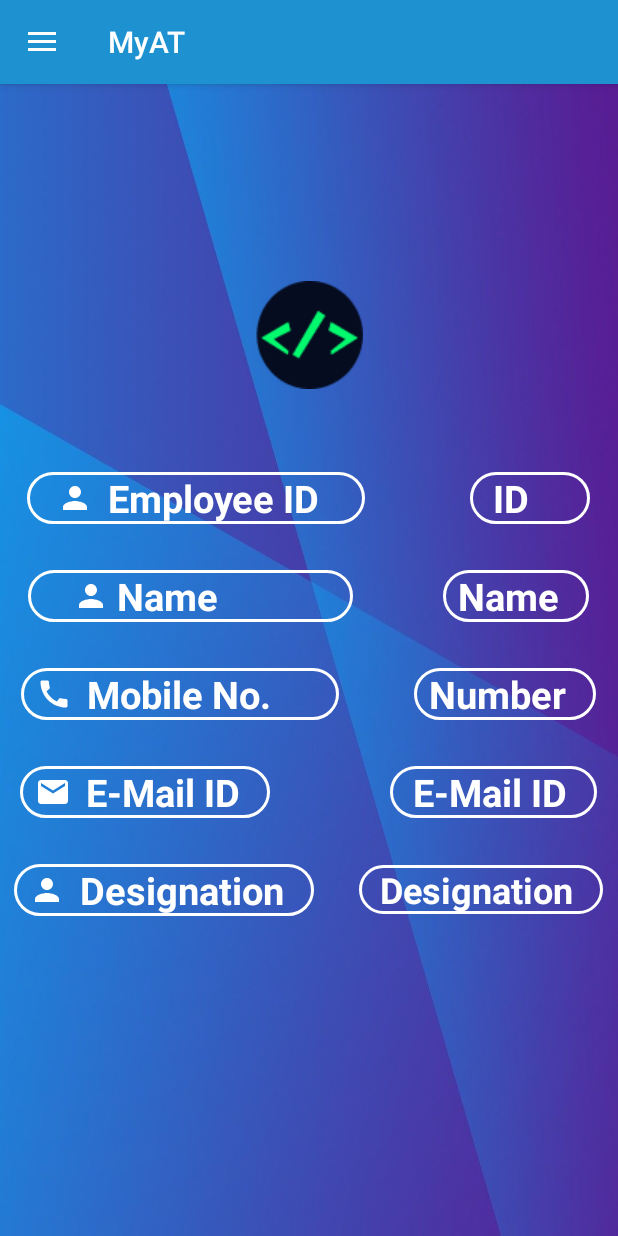
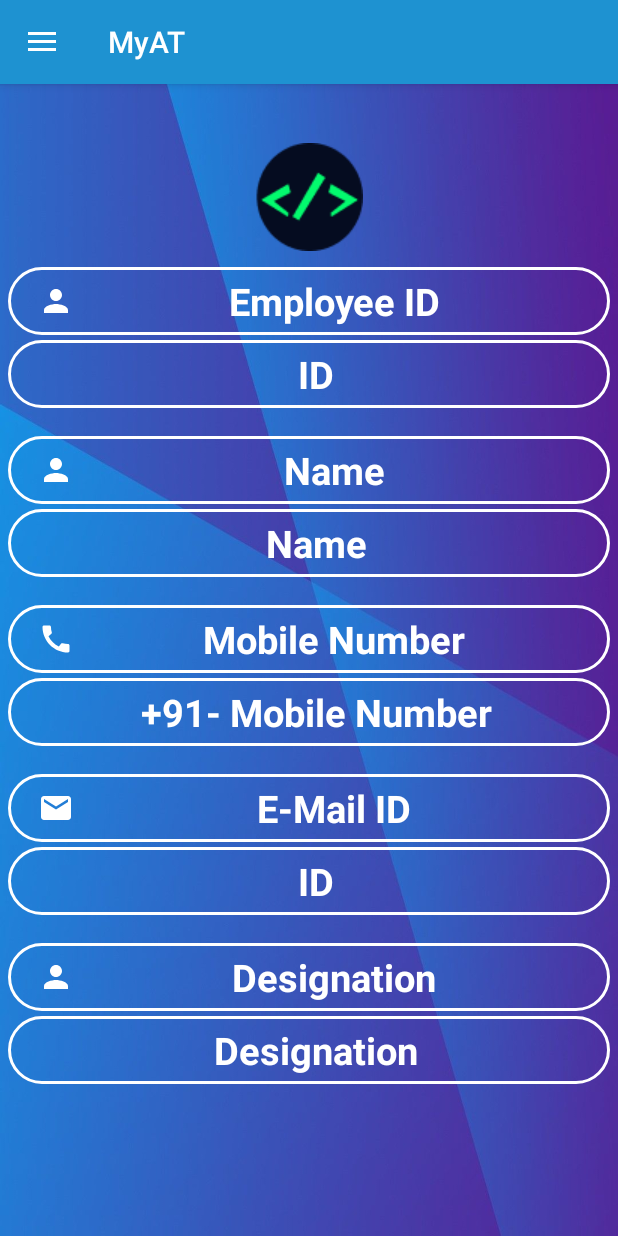
Before and after one commit to SouravKumar22/MyAT, an Android app: the screen it shows after launch once a user with an empty profile is signed in (MainActivity), on a phone screen of 412 x 824 dp. Run offline under Robolectric (Android 15) with nearby library versions, the light colour scheme and no system bars; our stand-ins replace Firebase (no records; nobody signed in at launch, a user with empty details on screens opened directly).

Commit message:
Commit Message

```diff
--- a/app/src/main/AndroidManifest.xml
+++ b/app/src/main/AndroidManifest.xml
@@ -14,6 +14,7 @@
         android:label="@string/app_name"
         android:roundIcon="@mipmap/ic_launcher_round"
         android:supportsRtl="true"
+        android:uiOptions="splitActionBarWhenNarrow"
         android:theme="@style/AppTheme"
         tools:targetApi="31">
 
--- a/app/src/main/res/layout/activity_main.xml
+++ b/app/src/main/res/layout/activity_main.xml
@@ -13,6 +13,255 @@
         android:id="@+id/appbarMain"
         layout="@layout/app_bar_main"/>
 
+
+    <LinearLayout
+        android:layout_width="wrap_content"
+        android:layout_height="wrap_content"
+        android:gravity="center"
+        android:orientation="vertical">
+
+
+        <ImageView
+            android:layout_width="wrap_content"
+            android:layout_height="wrap_content"
+            android:src="@drawable/logo1" />
+        <View
+            android:layout_width="match_parent"
+            android:layout_height="5dp" />
+
+        <LinearLayout
+            android:layout_width="match_parent"
+            android:layout_height="wrap_content"
+            android:orientation="vertical"
+            android:padding="5dp">
+
+            <TextView
+                android:layout_width="match_parent"
+                android:layout_height="match_parent"
+                android:background="@drawable/input_bg"
+                android:drawableLeft="@drawable/ic_person"
+                android:paddingLeft="20dp"
+                android:paddingTop="5dp"
+                android:paddingRight="10dp"
+                android:paddingBottom="5dp"
+                android:gravity="center"
+                android:text="Employee ID"
+                android:textColor="@color/white"
+                android:textSize="25sp"
+                android:textStyle="bold" />
+            <View
+                android:layout_width="match_parent"
+                android:layout_height="3dp" />
+
+            <TextView
+                android:id="@+id/disp_id"
+                android:layout_width="match_parent"
+                android:layout_height="wrap_content"
+                android:background="@drawable/input_bg"
+                android:gravity="center"
+                android:paddingLeft="20dp"
+                android:paddingTop="5dp"
+                android:paddingRight="10dp"
+                android:paddingBottom="5dp"
+                android:text="ID"
+                android:textColor="@color/white"
+                android:textSize="25sp"
+                android:textStyle="bold"
+                tools:ignore="InvalidId" />
+
+
+        </LinearLayout>
+        <View
+            android:layout_width="match_parent"
+            android:layout_height="8dp" />
+
+        <LinearLayout
+            android:layout_width="match_parent"
+            android:layout_height="wrap_content"
+            android:orientation="vertical"
+            android:padding="5dp">
+
+            <TextView
+                android:layout_width="match_parent"
+                android:layout_height="match_parent"
+                android:background="@drawable/input_bg"
+                android:drawableLeft="@drawable/ic_person"
+                android:paddingLeft="20dp"
+                android:paddingTop="5dp"
+                android:paddingRight="10dp"
+                android:paddingBottom="5dp"
+                android:gravity="center"
+                android:text="Name"
+                android:textColor="@color/white"
+                android:textSize="25sp"
+                android:textStyle="bold" />
+            <View
+                android:layout_width="match_parent"
+                android:layout_height="3dp" />
+
+            <TextView
+                android:id="@+id/disp_name"
+                android:layout_width="match_parent"
+                android:layout_height="wrap_content"
+                android:background="@drawable/input_bg"
+                android:gravity="center"
+                android:paddingLeft="20dp"
+                android:paddingTop="5dp"
+                android:paddingRight="10dp"
+                android:paddingBottom="5dp"
+                android:text="Name"
+                android:textColor="@color/white"
+                android:textSize="25sp"
+                android:textStyle="bold"
+                tools:ignore="InvalidId" />
+
+
+        </LinearLayout>
+
+        <View
+            android:layout_width="match_parent"
+            android:layout_height="8dp" />
+
+        <LinearLayout
+            android:layout_width="match_parent"
+            android:layout_height="wrap_content"
+            android:orientation="vertical"
+            android:padding="5dp">
+
+            <TextView
+                android:layout_width="match_parent"
+                android:layout_height="match_parent"
+                android:background="@drawable/input_bg"
+                android:drawableLeft="@drawable/ic_mobile"
+                android:paddingLeft="20dp"
+                android:paddingTop="5dp"
+                android:paddingRight="10dp"
+                android:paddingBottom="5dp"
+                android:gravity="center"
+                android:text="Mobile Number"
+                android:textColor="@color/white"
+                android:textSize="25sp"
+                android:textStyle="bold" />
+            <View
+                android:layout_width="match_parent"
+                android:layout_height="3dp" />
+
+            <TextView
+                android:id="@+id/disp_mobile"
+                android:layout_width="match_parent"
+                android:layout_height="wrap_content"
+                android:background="@drawable/input_bg"
+                android:gravity="center"
+                android:paddingLeft="20dp"
+                android:paddingTop="5dp"
+                android:paddingRight="10dp"
+                android:paddingBottom="5dp"
+                android:text="+91- Mobile Number"
+                android:textColor="@color/white"
+                android:textSize="25sp"
+                android:textStyle="bold"
+                tools:ignore="InvalidId" />
+
+
+        </LinearLayout>
+
+        <View
+            android:layout_width="match_parent"
+            android:layout_height="8dp" />
+
+        <LinearLayout
+            android:layout_width="match_parent"
+            android:layout_height="wrap_content"
+            android:orientation="vertical"
+            android:padding="5dp">
+
+            <TextView
+                android:layout_width="match_parent"
+                android:layout_height="match_parent"
+                android:background="@drawable/input_bg"
+                android:drawableLeft="@drawable/ic_email"
+                android:paddingLeft="20dp"
+                android:paddingTop="5dp"
+                android:paddingRight="10dp"
+                android:paddingBottom="5dp"
+                android:gravity="center"
+                android:text="E-Mail ID"
+                android:textColor="@color/white"
+                android:textSize="25sp"
+                android:textStyle="bold" />
+            <View
+                android:layout_width="match_parent"
+                android:layout_height="3dp" />
+
+            <TextView
+                android:id="@+id/disp_mail"
+                android:layout_width="match_parent"
+                android:layout_height="wrap_content"
+                android:background="@drawable/input_bg"
+                android:gravity="center"
+                android:paddingLeft="20dp"
+                android:paddingTop="5dp"
+                android:paddingRight="10dp"
+                android:paddingBottom="5dp"
+                android:text="ID"
+                android:textColor="@color/white"
+                android:textSize="25sp"
+                android:textStyle="bold"
+                tools:ignore="InvalidId" />
+
+
+        </LinearLayout>
+
+        <View
+            android:layout_width="match_parent"
+            android:layout_height="8dp" />
+
+        <LinearLayout
+            android:layout_width="match_parent"
+            android:layout_height="wrap_content"
+            android:orientation="vertical"
+            android:padding="5dp">
+
+            <TextView
+                android:layout_width="match_parent"
+                android:layout_height="match_parent"
+                android:background="@drawable/input_bg"
+                android:drawableLeft="@drawable/ic_person"
+                android:paddingLeft="20dp"
+                android:paddingTop="5dp"
+                android:paddingRight="10dp"
+                android:paddingBottom="5dp"
+                android:gravity="center"
+                android:text="Designation"
+                android:textColor="@color/white"
+                android:textSize="25sp"
+                android:textStyle="bold" />
+            <View
+                android:layout_width="match_parent"
+                android:layout_height="3dp" />
+
+            <TextView
+                android:id="@+id/disp_designtn"
+                android:layout_width="match_parent"
+                android:layout_height="wrap_content"
+                android:background="@drawable/input_bg"
+                android:gravity="center"
+                android:paddingLeft="20dp"
+                android:paddingTop="5dp"
+                android:paddingRight="10dp"
+                android:paddingBottom="5dp"
+                android:text="Designation"
+                android:textColor="@color/white"
+                android:textSize="25sp"
+                android:textStyle="bold"
+                tools:ignore="InvalidId" />
+
+
+        </LinearLayout>
+
+    </LinearLayout>
+
+
     <com.google.android.material.navigation.NavigationView
         android:id="@+id/navView"
         android:layout_width="wrap_content"
@@ -25,229 +274,4 @@
         app:itemShapeFillColor="@color/shape_fill_color"
         app:itemTextColor="@color/icon_text_color_state"/>
 
-
-
-    <LinearLayout
-        android:layout_width="match_parent"
-        android:layout_height="match_parent"
-        android:gravity="center"
-        android:orientation="vertical">
-
-
-        <ImageView
-            android:layout_width="wrap_content"
-            android:layout_height="wrap_content"
-            android:src="@drawable/logo1" />
-        <View
-            android:layout_width="match_parent"
-            android:layout_height="50dp" />
-
-        <LinearLayout
-            android:layout_width="wrap_content"
-            android:layout_height="wrap_content"
-            android:orientation="horizontal"
-            android:padding="5dp">
-
-            <TextView
-                android:layout_width="match_parent"
-                android:layout_height="wrap_content"
-                android:layout_marginEnd="70dp"
-                android:background="@drawable/input_bg"
-                android:drawableLeft="@drawable/ic_person"
-                android:drawablePadding="10dp"
-                android:paddingLeft="20dp"
-                android:paddingRight="30dp"
-                android:text="Employee ID"
-                android:textColor="@color/white"
-                android:textSize="25sp"
-                android:textStyle="bold" />
-
-            <TextView
-                android:id="@+id/disp_id"
-                android:layout_width="80dp"
-                android:layout_height="wrap_content"
-                android:background="@drawable/input_bg"
-                android:gravity="center_vertical"
-                android:paddingLeft="15dp"
-                android:text="ID"
-                android:textColor="@color/white"
-                android:textSize="25sp"
-                android:textStyle="bold"
-                tools:ignore="InvalidId" />
-
-
-        </LinearLayout>
-
-        <View
-            android:layout_width="match_parent"
-            android:layout_height="20dp" />
-
-    <LinearLayout
-        android:layout_width="wrap_content"
-        android:layout_height="wrap_content"
-        android:orientation="horizontal"
-        android:padding="5dp">
-
-        <TextView
-            android:layout_width="match_parent"
-            android:layout_height="wrap_content"
-            android:gravity="center_vertical"
-            android:layout_marginEnd="60dp"
-            android:text="Name"
-            android:background="@drawable/input_bg"
-            android:drawableLeft="@drawable/ic_person"
-            android:drawablePadding="5dp"
-            android:paddingRight="90dp"
-            android:paddingLeft="30dp"
-
-            android:textColor="@color/white"
-            android:textSize="25sp"
-            android:textStyle="bold" />
-
-        <TextView
-            android:id="@+id/disp_name"
-            android:layout_width="match_parent"
-            android:layout_height="wrap_content"
-            android:gravity="center_vertical"
-            android:text="Name"
-            android:paddingLeft="10dp"
-            android:paddingRight="20dp"
-            android:background="@drawable/input_bg"
-            android:textSize="25sp"
-            android:textStyle="bold"
-            android:textColor="@color/white"
-            />
-
-    </LinearLayout>
-
-        <View
-            android:layout_width="match_parent"
-            android:layout_height="20dp" />
-
-        <LinearLayout
-            android:layout_width="wrap_content"
-            android:layout_height="wrap_content"
-            android:orientation="horizontal"
-            android:padding="5dp">
-
-            <TextView
-                android:layout_width="match_parent"
-                android:layout_height="wrap_content"
-                android:layout_marginEnd="50dp"
-                android:background="@drawable/input_bg"
-                android:drawableLeft="@drawable/ic_mobile"
-                android:drawablePadding="10dp"
-                android:gravity="center_vertical"
-                android:paddingLeft="10dp"
-                android:paddingRight="45dp"
-                android:text="Mobile No."
-                android:textColor="@color/white"
-                android:textSize="25sp"
-                android:textStyle="bold" />
-
-            <TextView
-                android:id="@+id/disp_number"
-                android:layout_width="match_parent"
-                android:layout_height="wrap_content"
-                android:gravity="center_vertical"
-                android:background="@drawable/input_bg"
-                android:text="Number"
-                android:paddingRight="20dp"
-                android:paddingLeft="10dp"
-                android:textSize="25sp"
-                android:textStyle="bold"
-                android:textColor="@color/white"
-                />
-        </LinearLayout>
-
-        <View
-            android:layout_width="match_parent"
-            android:layout_height="20dp" />
-
-        <LinearLayout
-            android:layout_width="wrap_content"
-            android:layout_height="wrap_content"
-            android:orientation="horizontal"
-            android:padding="5dp">
-
-            <TextView
-                android:layout_width="match_parent"
-                android:layout_height="wrap_content"
-                android:gravity="center_vertical"
-                android:drawablePadding="10dp"
-                android:paddingRight="20dp"
-                android:paddingLeft="10dp"
-                android:layout_marginEnd="80dp"
-                android:background="@drawable/input_bg"
-                android:drawableLeft="@drawable/ic_email"
-                android:text="E-Mail ID"
-                android:textColor="@color/white"
-                android:textSize="25sp"
-                android:textStyle="bold" />
-
-            <TextView
-                android:id="@+id/disp_mail"
-                android:layout_width="match_parent"
-                android:layout_height="wrap_content"
-                android:gravity="center_vertical"
-                android:text="E-Mail ID"
-                android:paddingRight="20dp"
-                android:paddingLeft="15dp"
-                android:background="@drawable/input_bg"
-                android:textSize="25sp"
-                android:textStyle="bold"
-                android:textColor="@color/white"
-                />
-
-        </LinearLayout>
-
-        <View
-            android:layout_width="match_parent"
-            android:layout_height="20dp" />
-
-        <LinearLayout
-            android:layout_width="wrap_content"
-            android:layout_height="wrap_content"
-            android:orientation="horizontal"
-            android:padding="5dp">
-
-            <TextView
-                android:layout_width="match_parent"
-                android:layout_height="wrap_content"
-                android:background="@drawable/input_bg"
-                android:drawableLeft="@drawable/ic_person"
-                android:gravity="center_vertical"
-                android:layout_marginEnd="30dp"
-                android:text="Designation"
-                android:drawablePadding="10dp"
-                android:paddingRight="20dp"
-                android:paddingLeft="10dp"
-                android:textColor="@color/white"
-                android:textSize="25sp"
-                android:textStyle="bold" />
-
-            <TextView
-                android:id="@+id/disp_designtn"
-                android:layout_width="match_parent"
-                android:layout_height="wrap_content"
-                android:layout_gravity="center"
-                android:text="Designation"
-                android:textSize="24sp"
-                android:paddingRight="20dp"
-                android:paddingLeft="14dp"
-                android:textStyle="bold"
-                android:textColor="@color/white"
-                android:background="@drawable/input_bg"
-                />
-
-        </LinearLayout>
-
-        <View
-            android:layout_width="match_parent"
-            android:layout_height="20dp" />
-
-    </LinearLayout>
-
-
-
 </androidx.drawerlayout.widget.DrawerLayout>
--- a/app/src/main/res/menu/nav_menu.xml
+++ b/app/src/main/res/menu/nav_menu.xml
@@ -1,25 +1,31 @@
 <?xml version="1.0" encoding="utf-8"?>
 <menu xmlns:android="http://schemas.android.com/apk/res/android"
-    xmlns:tools="http://schemas.android.com/tools">
+    xmlns:tools="http://schemas.android.com/tools"
+    android:background="@color/white">
 
     <group
         android:id="@+id/group1"
-        android:checkableBehavior="single">
+        android:checkableBehavior="single"
+        android:background="@color/white"
+        >
 
 
         <item
             android:id="@+id/nav_edit"
             android:icon="@drawable/ic_edit"
-            android:title="Edit" />
+            android:title="Edit"
+            android:visible="true"/>
     </group>
 
     <group
         android:id="@+id/group2"
-        android:checkableBehavior="single">
+        android:checkableBehavior="single"
+        android:background="@color/white">
         <item
             android:id="@+id/nav_logout"
             android:icon="@drawable/ic_logout_24"
-            android:title="Logout" />
+            android:title="Logout"
+            android:visible="true"/>
     </group>
 
 </menu>
--- a/app/src/main/res/values/themes.xml
+++ b/app/src/main/res/values/themes.xml
@@ -3,7 +3,7 @@
     <!-- Base application theme. -->
     <style name="AppTheme" parent="Theme.AppCompat.Light.NoActionBar">
         <!-- Customize your theme here. -->
-        <item name="colorPrimaryDark">@color/colorPrimaryDark</item>
+        <item name="colorPrimaryDark">@color/white</item>
 
     </style>
 
```
